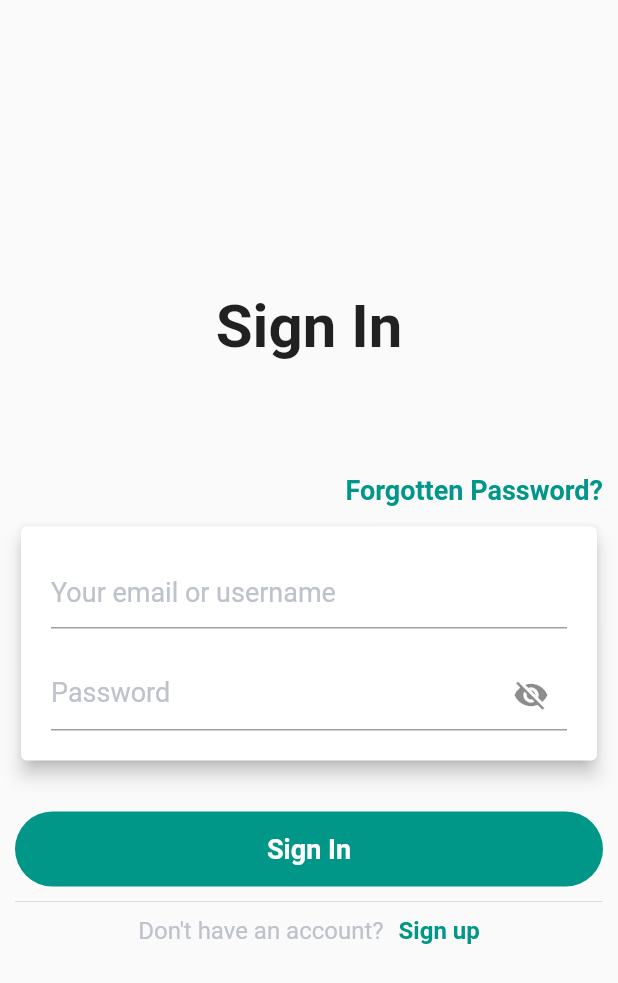
After one commit to ChioFems/KukuDelivery, a Flutter app: the screen it shows after launch, item 3 of the bottom bar chosen, after a tap on "Proceed to Checkout", on a phone screen of 412 x 824 dp. The commit adds this screen. Shown: the top 983 px of the screen. Run offline on Flutter 3.47's test engine with Material 2 defaults, Android fonts, the phone set to English and light mode, and no system bars.

Commit message:
Sign in added

```diff
--- a/lib/src/pages/order_page.dart
+++ b/lib/src/pages/order_page.dart
@@ -1,3 +1,4 @@
+import 'package:chicken_delivery_app/src/pages/signin_page.dart';
 import 'package:flutter/material.dart';
 
 // Widgets
@@ -68,7 +69,11 @@ class _OrderPageState extends State<OrderPage>{
             ],
           ),
           SizedBox(height: 20.0),
-          Container(
+          GestureDetector(
+            onTap: (){
+              Navigator.of(context).push(MaterialPageRoute(builder: (BuildContext context) => SignInPage()));
+            },
+            child: Container(
               width: MediaQuery.of(context).size.width,
               height: 50.0,
               decoration: BoxDecoration(
@@ -79,6 +84,7 @@ class _OrderPageState extends State<OrderPage>{
                 child: Text("Proceed to Checkout", style: TextStyle(color: Colors.white, fontWeight: FontWeight.bold, fontSize: 18.0,)),
               ),
                         ),
+          ),
         ],
       ),
     );
--- /dev/null
+++ b/lib/src/pages/signin_page.dart
@@ -0,0 +1,97 @@
+import 'package:flutter/material.dart';
+
+class SignInPage extends StatefulWidget{
+  @override
+  _SignInPageState createState() => _SignInPageState();
+}
+
+class _SignInPageState extends State<SignInPage>{
+
+  bool _toggleVisibility = true;
+
+Widget _buildEmailTextField(){
+  return TextFormField(
+    decoration: InputDecoration(
+      hintText: "Your email or username",
+      hintStyle: TextStyle(color: Color(0xFFBDC2CB), fontSize: 18.0,
+      ),
+    ),
+  );
+}
+
+Widget _buildPasswordTextField(){
+  return TextFormField(
+    decoration: InputDecoration(
+      hintText: "Password",
+      hintStyle: TextStyle(color: Color(0xFFBDC2CB), fontSize: 18.0,
+      ),
+      suffixIcon: IconButton(
+        icon: _toggleVisibility ? Icon(Icons.visibility_off) : Icon(Icons.visibility),
+        onPressed: (){
+          setState(() {
+            _toggleVisibility = !_toggleVisibility;
+          });
+        },
+        ),
+    ),
+    obscureText: _toggleVisibility,
+  );
+}
+
+  @override
+  Widget build(BuildContext context){
+    return Scaffold(
+      resizeToAvoidBottomPadding: false,
+      body: Padding(
+        padding: EdgeInsets.symmetric(horizontal: 10.0),
+        child: Column(
+          mainAxisAlignment: MainAxisAlignment.center,
+          children: <Widget>[
+            Text("Sign In", style: TextStyle(fontSize: 40.0, fontWeight: FontWeight.bold)),
+            SizedBox(height: 75.0),
+            Row(
+              mainAxisAlignment: MainAxisAlignment.end,
+              children: <Widget>[
+                Text("Forgotten Password?", style: TextStyle(fontSize: 18.0, fontWeight: FontWeight.bold, color: Theme.of(context).primaryColor,))
+              ],
+            ),
+            SizedBox(height: 10.0),
+            Card(
+              elevation: 5.0,
+              child: Padding(
+                padding: EdgeInsets.all(20.0),
+                child: Column(
+                  children: <Widget>[
+                    _buildEmailTextField(),
+                    SizedBox(height: 20.0,),
+                    _buildPasswordTextField(),
+                  ],
+                ),
+                ),
+            ),
+            SizedBox(height: 30.0),
+            Container(
+              height: 50.0,
+              decoration: BoxDecoration(
+                color: Theme.of(context).primaryColor,
+                borderRadius: BorderRadius.circular(25.0),
+              ),
+              child: Center(
+                child: Text("Sign In", style: TextStyle(fontSize: 18.0, color: Colors.white, fontWeight: FontWeight.bold)),
+              ),
+            ),
+            Divider(height: 20.0),
+            Row(
+              mainAxisAlignment: MainAxisAlignment.center,
+              children: <Widget>[
+                Text("Don't have an account?", style: TextStyle(color: Color(0xFFBDC2CB), fontSize: 16.0),),
+                SizedBox(width: 10.0),
+                Text("Sign up", style: TextStyle(color: Theme.of(context).primaryColor, fontWeight: FontWeight.bold, fontSize: 16.0),),
+              ],
+            ),
+          ]
+        ),
+        ),
+    );
+  }
+}
```
Also changed, not shown: 1 other file. Lines whose indentation alone changed are shown as unchanged.
